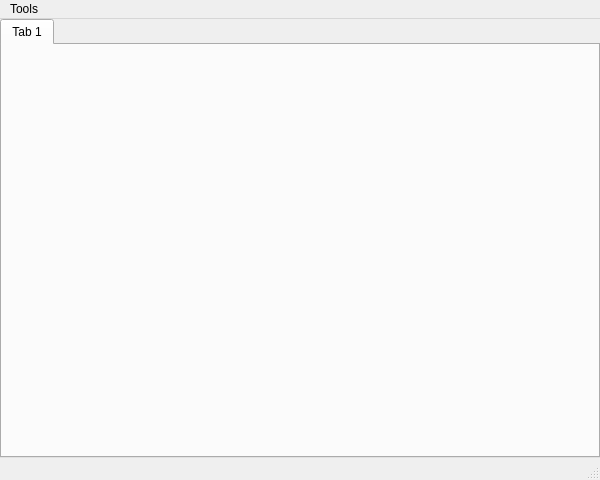
This is frontend/src/app/main_window.ui in JaderoChan/LineageCheating as Qt 5 draws it before an edit. The edited form follows.
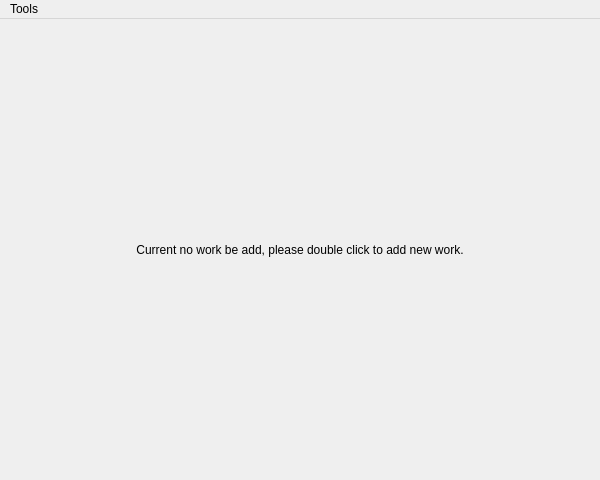
This is the edited form. The open tabs and pages were chosen to show the change.

```diff
--- a/frontend/src/app/main_window.ui
+++ b/frontend/src/app/main_window.ui
@@ -36,11 +36,78 @@
      <number>0</number>
     </property>
     <item>
-     <widget class="QTabWidget" name="tabWidget">
-      <widget class="QWidget" name="tab">
-       <attribute name="title">
-        <string>Tab 1</string>
-       </attribute>
+     <widget class="QStackedWidget" name="stackedWidget">
+      <widget class="QWidget" name="tabWidgetPage">
+       <layout class="QVBoxLayout" name="verticalLayout_2">
+        <property name="spacing">
+         <number>0</number>
+        </property>
+        <property name="leftMargin">
+         <number>0</number>
+        </property>
+        <property name="topMargin">
+         <number>0</number>
+        </property>
+        <property name="rightMargin">
+         <number>0</number>
+        </property>
+        <property name="bottomMargin">
+         <number>0</number>
+        </property>
+        <item>
+         <widget class="QTabWidget" name="tabWidget"/>
+        </item>
+       </layout>
+      </widget>
+      <widget class="QWidget" name="introPage">
+       <layout class="QVBoxLayout" name="verticalLayout_3">
+        <property name="spacing">
+         <number>0</number>
+        </property>
+        <property name="leftMargin">
+         <number>0</number>
+        </property>
+        <property name="topMargin">
+         <number>0</number>
+        </property>
+        <property name="rightMargin">
+         <number>0</number>
+        </property>
+        <property name="bottomMargin">
+         <number>0</number>
+        </property>
+        <item>
+         <widget class="QWidget" name="introWidget" native="true">
+          <layout class="QVBoxLayout" name="verticalLayout_4">
+           <property name="spacing">
+            <number>0</number>
+           </property>
+           <property name="leftMargin">
+            <number>0</number>
+           </property>
+           <property name="topMargin">
+            <number>0</number>
+           </property>
+           <property name="rightMargin">
+            <number>0</number>
+           </property>
+           <property name="bottomMargin">
+            <number>0</number>
+           </property>
+           <item>
+            <widget class="QLabel" name="introTextLabel">
+             <property name="text">
+              <string>Current no work be add, please double click to add new work.</string>
+             </property>
+             <property name="alignment">
+              <set>Qt::AlignCenter</set>
+             </property>
+            </widget>
+           </item>
+          </layout>
+         </widget>
+        </item>
+       </layout>
       </widget>
      </widget>
     </item>
@@ -66,8 +133,7 @@
    </widget>
    <addaction name="menuTools"/>
   </widget>
-  <widget class="QStatusBar" name="statusbar"/>
-  <action name="actionSearch_HID_Sources">
+  <action name="actionSearchHIDSources">
    <property name="text">
     <string>Search HID Sources</string>
    </property>
```
Left out of the diff: 14 changed lines with no effect on the pictures.
